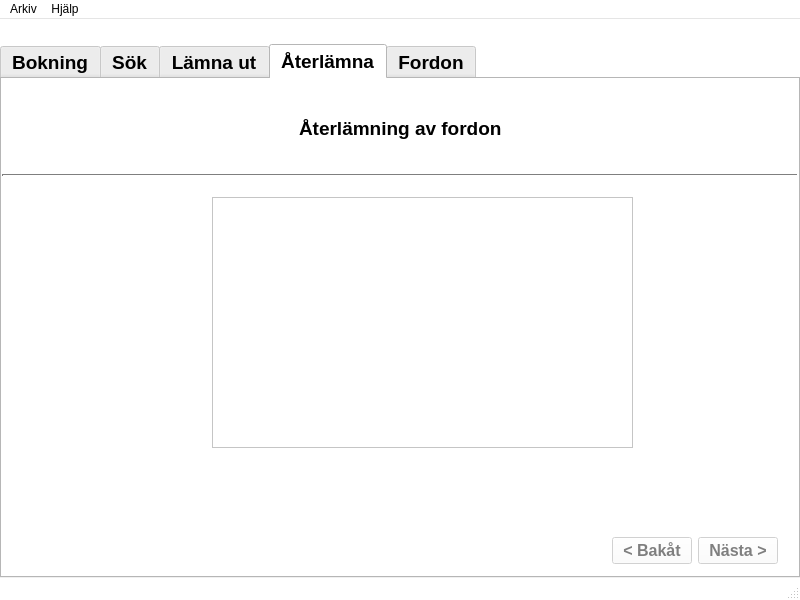
Before: the Qt Designer form trunk/gui/MainWindow.ui in nilsknacken/A3B-repo, drawn with Qt 5.
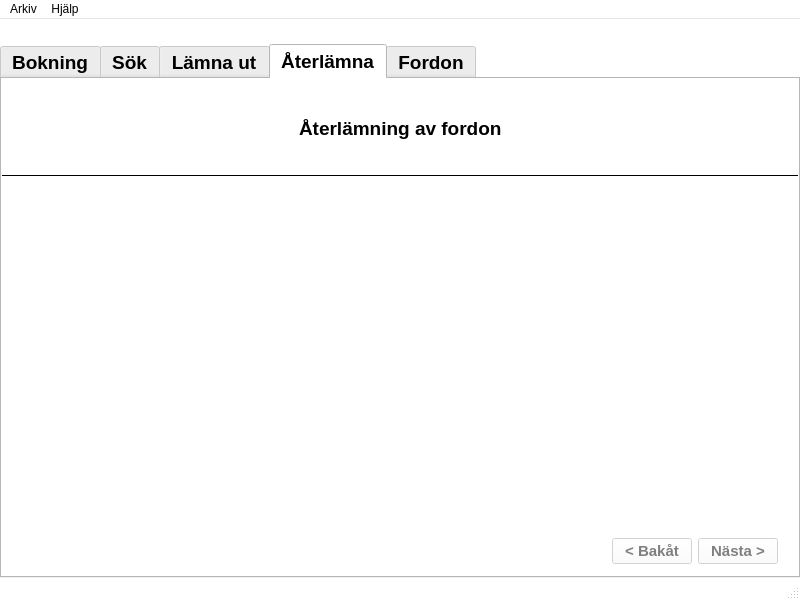
After: the same form once the commit is applied. The open tabs and pages were chosen to show the change. Icons and pictures are not drawn.

Commit message: bugfixar, design och struktur * P2 disablat "Ändra" knapp om den inte är relevant * P2, P1 samspel-bugg * P1, P2, P4, P5: Disablat alla irellevanta tabbar när en aktivitet görs * Lite disign, blå linje och centraliserat P3:s bekräftelseruta med mera. * Struktur i kod, främst MainWindow.h

Patch:
```diff
--- a/trunk/gui/MainWindow.ui
+++ b/trunk/gui/MainWindow.ui
@@ -2809,9 +2809,12 @@
            </spacer>
           </item>
           <item row="1" column="0" colspan="3">
-           <widget class="Line" name="line_3">
+           <widget class="Line" name="lineP4">
+            <property name="frameShadow">
+             <enum>QFrame::Plain</enum>
+            </property>
             <property name="lineWidth">
-             <number>2</number>
+             <number>1</number>
             </property>
             <property name="orientation">
              <enum>Qt::Horizontal</enum>
@@ -2858,7 +2861,7 @@
             </property>
             <property name="font">
              <font>
-              <pointsize>12</pointsize>
+              <pointsize>11</pointsize>
               <weight>75</weight>
               <italic>false</italic>
               <bold>true</bold>
@@ -2892,7 +2895,7 @@
             </property>
             <property name="font">
              <font>
-              <pointsize>12</pointsize>
+              <pointsize>11</pointsize>
              </font>
             </property>
             <property name="text">
@@ -3319,24 +3322,93 @@
            <property name="enabled">
             <bool>true</bool>
            </property>
-           <widget class="QTextEdit" name="textEditP4_conf">
-            <property name="geometry">
-             <rect>
-              <x>210</x>
-              <y>20</y>
-              <width>421</width>
-              <height>251</height>
-             </rect>
-            </property>
-            <property name="font">
-             <font>
-              <pointsize>11</pointsize>
-              <weight>50</weight>
-              <italic>false</italic>
-              <bold>false</bold>
-             </font>
-            </property>
-           </widget>
+           <layout class="QGridLayout" name="gridLayout_12">
+            <item row="1" column="2">
+             <spacer name="horizontalSpacer_50">
+              <property name="orientation">
+               <enum>Qt::Horizontal</enum>
+              </property>
+              <property name="sizeHint" stdset="0">
+               <size>
+                <width>165</width>
+                <height>20</height>
+               </size>
+              </property>
+             </spacer>
+            </item>
+            <item row="2" column="1">
+             <spacer name="verticalSpacer_27">
+              <property name="orientation">
+               <enum>Qt::Vertical</enum>
+              </property>
+              <property name="sizeType">
+               <enum>QSizePolicy::Expanding</enum>
+              </property>
+              <property name="sizeHint" stdset="0">
+               <size>
+                <width>20</width>
+                <height>26</height>
+               </size>
+              </property>
+             </spacer>
+            </item>
+            <item row="1" column="1">
+             <widget class="QTextEdit" name="textEditP4_conf">
+              <property name="sizePolicy">
+               <sizepolicy hsizetype="Preferred" vsizetype="Preferred">
+                <horstretch>0</horstretch>
+                <verstretch>0</verstretch>
+               </sizepolicy>
+              </property>
+              <property name="minimumSize">
+               <size>
+                <width>430</width>
+                <height>250</height>
+               </size>
+              </property>
+              <property name="font">
+               <font>
+                <pointsize>11</pointsize>
+                <weight>50</weight>
+                <italic>false</italic>
+                <bold>false</bold>
+               </font>
+              </property>
+              <property name="frameShape">
+               <enum>QFrame::NoFrame</enum>
+              </property>
+             </widget>
+            </item>
+            <item row="1" column="0">
+             <spacer name="horizontalSpacer_41">
+              <property name="orientation">
+               <enum>Qt::Horizontal</enum>
+              </property>
+              <property name="sizeHint" stdset="0">
+               <size>
+                <width>165</width>
+                <height>20</height>
+               </size>
+              </property>
+             </spacer>
+            </item>
+            <item row="0" column="1">
+             <spacer name="verticalSpacer_26">
+              <property name="orientation">
+               <enum>Qt::Vertical</enum>
+              </property>
+              <property name="sizeType">
+               <enum>QSizePolicy::Expanding</enum>
+              </property>
+              <property name="sizeHint" stdset="0">
+               <size>
+                <width>20</width>
+                <height>20</height>
+               </size>
+              </property>
+             </spacer>
+            </item>
+           </layout>
           </widget>
          </widget>
         </item>
```
Left out of the diff: 130 changed lines with no effect on the pictures. The commit also changes 7 other files.
